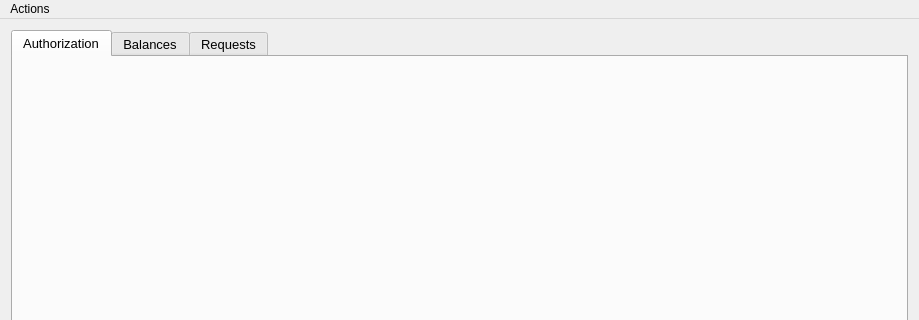
First picture: the form in Svoboda_team/mainwindow.ui, repository Svobodateam/svoboda_team, before the edit; both pictures show x 0 to 919 and y 0 to 320 of the 919 by 759 pixel window.
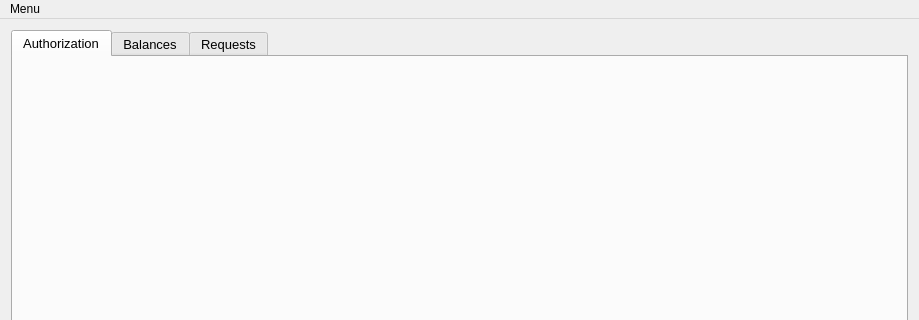
Second picture: the form after the edit. Icons and pictures are not drawn.

Commit message: added login and log out menu options (#23)

```diff
--- a/Svoboda_team/mainwindow.ui
+++ b/Svoboda_team/mainwindow.ui
@@ -849,7 +849,7 @@
    </property>
    <widget class="QMenu" name="menuActions">
     <property name="title">
-     <string>Actions</string>
+     <string>Menu</string>
     </property>
     <widget class="QMenu" name="menuTheme">
      <property name="title">
```
Left out of the diff: 12 changed lines with no effect on the pictures.
